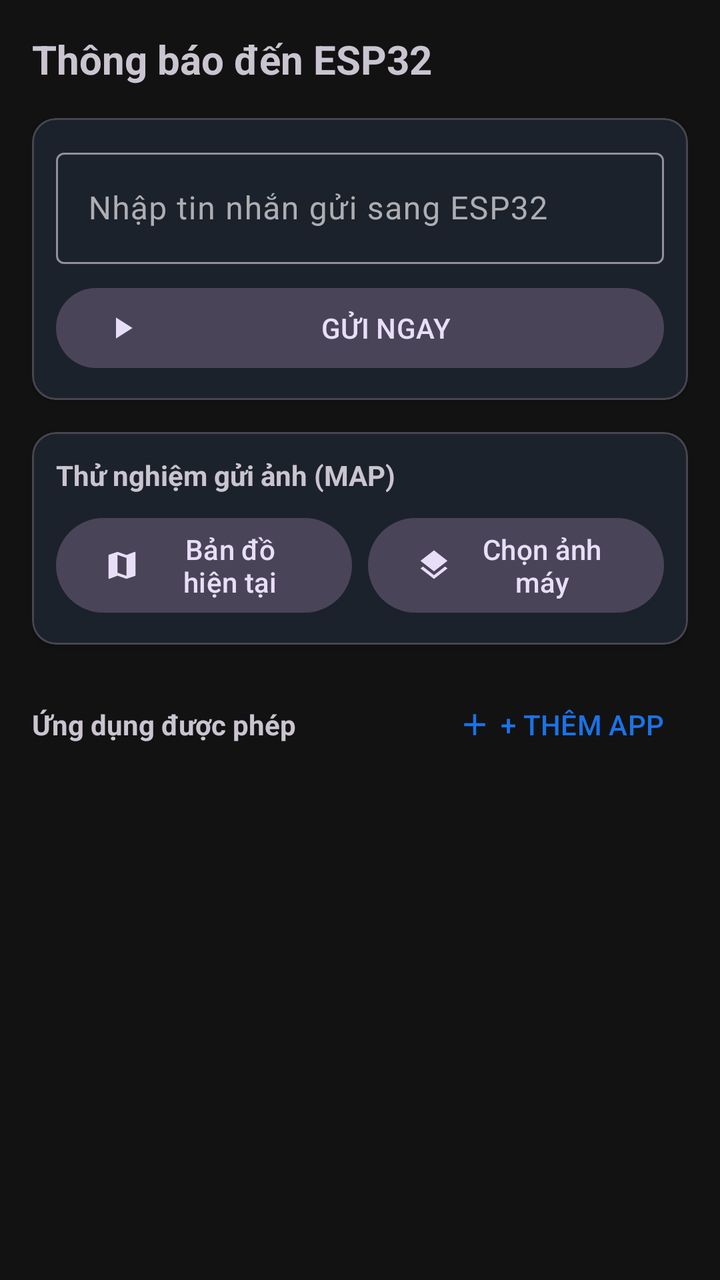
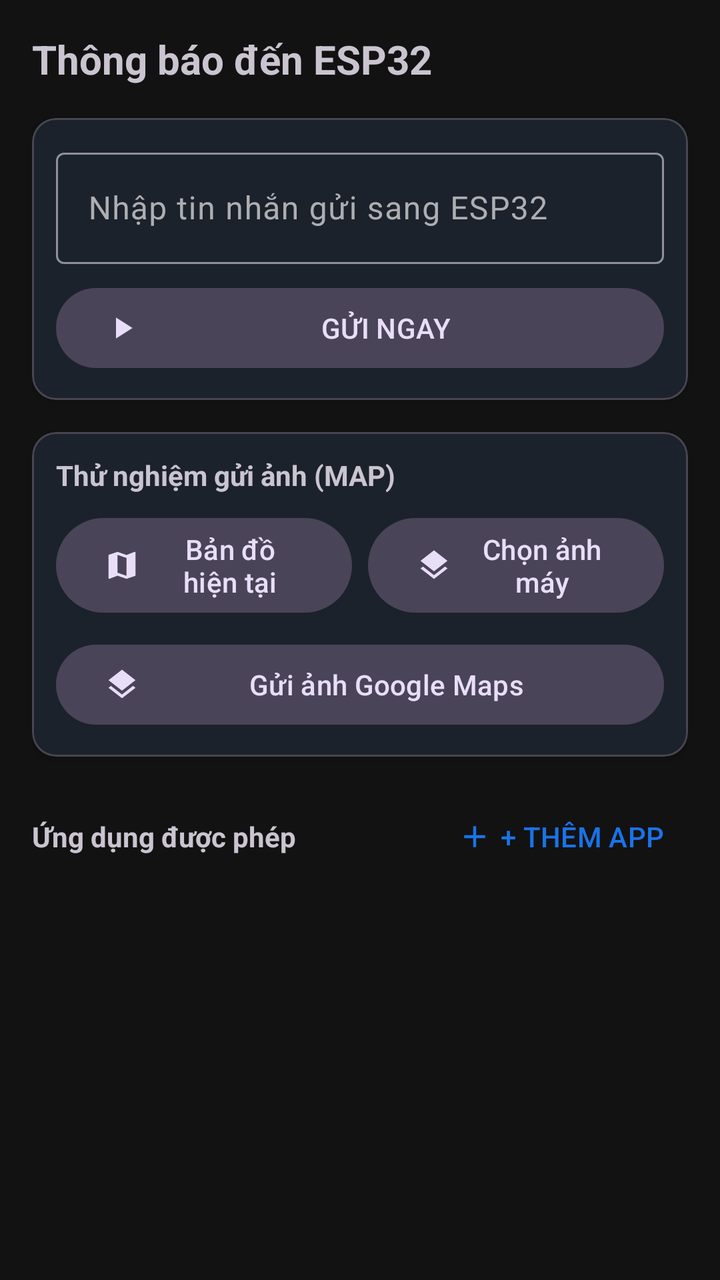

Compare the two renders of this Android layout. The source of the first and the diff that turns it into the second are given below.
<!-- AndroidManifest.xml: application theme Theme.TYMAP -->
<!-- res/layout/fragment_notifications.xml -->
<?xml version="1.0" encoding="utf-8"?>
<LinearLayout xmlns:android="http://schemas.android.com/apk/res/android"
    xmlns:app="http://schemas.android.com/apk/res-auto"
    android:layout_width="match_parent"
    android:layout_height="match_parent"
    android:orientation="vertical"
    android:padding="16dp">

    <TextView
        android:layout_width="wrap_content"
        android:layout_height="wrap_content"
        android:text="Thông báo đến ESP32"
        android:textSize="20sp"
        android:textStyle="bold"
        android:layout_marginBottom="16dp"/>

    
    <com.google.android.material.card.MaterialCardView
        android:layout_width="match_parent"
        android:layout_height="wrap_content"
        android:layout_marginBottom="16dp"
        app:cardCornerRadius="12dp"
        app:cardElevation="2dp">

        <LinearLayout
            android:layout_width="match_parent"
            android:layout_height="wrap_content"
            android:orientation="vertical"
            android:padding="12dp">

            <com.google.android.material.textfield.TextInputLayout
                style="@style/Widget.Material3.TextInputLayout.OutlinedBox"
                android:layout_width="match_parent"
                android:layout_height="wrap_content"
                android:hint="Nhập tin nhắn gửi sang ESP32">

                <com.google.android.material.textfield.TextInputEditText
                    android:id="@+id/etManualNotif"
                    android:layout_width="match_parent"
                    android:layout_height="wrap_content"
                    android:inputType="textLongMessage"/>
            </com.google.android.material.textfield.TextInputLayout>

            <com.google.android.material.button.MaterialButton
                android:id="@+id/btnSendManual"
                style="@style/Widget.Material3.Button.TonalButton"
                android:layout_width="match_parent"
                android:layout_height="wrap_content"
                android:layout_marginTop="8dp"
                android:text="GỬI NGAY"
                app:icon="@drawable/ic_play"/>
        </LinearLayout>
    </com.google.android.material.card.MaterialCardView>

    
    <com.google.android.material.card.MaterialCardView
        android:layout_width="match_parent"
        android:layout_height="wrap_content"
        android:layout_marginBottom="16dp"
        app:cardCornerRadius="12dp"
        app:cardElevation="2dp">

        <LinearLayout
            android:layout_width="match_parent"
            android:layout_height="wrap_content"
            android:orientation="vertical"
            android:padding="12dp">

            <TextView
                android:layout_width="wrap_content"
                android:layout_height="wrap_content"
                android:text="Thử nghiệm gửi ảnh (MAP)"
                android:textStyle="bold"
                android:layout_marginBottom="8dp"/>

            <LinearLayout
                android:layout_width="match_parent"
                android:layout_height="wrap_content"
                android:orientation="horizontal">

                <com.google.android.material.button.MaterialButton
                    android:id="@+id/btnSendLiveMap"
                    style="@style/Widget.Material3.Button.TonalButton"
                    android:layout_width="0dp"
                    android:layout_height="wrap_content"
                    android:layout_weight="1"
                    android:layout_marginEnd="4dp"
                    android:text="Bản đồ hiện tại"
                    app:icon="@drawable/ic_map" />

                <com.google.android.material.button.MaterialButton
                    android:id="@+id/btnPickGallery"
                    style="@style/Widget.Material3.Button.TonalButton"
                    android:layout_width="0dp"
                    android:layout_height="wrap_content"
                    android:layout_weight="1"
                    android:layout_marginStart="4dp"
                    android:text="Chọn ảnh máy"
                    app:icon="@drawable/ic_layers" />
            </LinearLayout>
        </LinearLayout>
    </com.google.android.material.card.MaterialCardView>

    <LinearLayout
        android:layout_width="match_parent"
        android:layout_height="wrap_content"
        android:orientation="horizontal"
        android:gravity="center_vertical"
        android:layout_marginBottom="8dp">

        <TextView
            android:layout_width="0dp"
            android:layout_height="wrap_content"
            android:layout_weight="1"
            android:text="Ứng dụng được phép"
            android:textStyle="bold"/>

        <com.google.android.material.button.MaterialButton
            android:id="@+id/btnAddApp"
            style="@style/Widget.Material3.Button.TextButton"
            android:layout_width="wrap_content"
            android:layout_height="wrap_content"
            android:text="+ THÊM APP"
            app:icon="@drawable/ic_add"/>
    </LinearLayout>

    <androidx.recyclerview.widget.RecyclerView
        android:id="@+id/rvNotificationApps"
        android:layout_width="match_parent"
        android:layout_height="0dp"
        android:layout_weight="1"/>

</LinearLayout>
<!-- resources referenced by this layout -->
<resources>
  <!-- drawable ic_add (drawable) -->
  <vector xmlns:android="http://schemas.android.com/apk/res/android"
      android:width="24dp"
      android:height="24dp"
      android:viewportWidth="24"
      android:viewportHeight="24">
    <path
        android:fillColor="@android:color/black"
        android:pathData="M19,13h-6v6h-2v-6H5v-2h6V5h2v6h6v2z"/>
  </vector>
  <!-- drawable ic_layers (drawable) -->
  <vector xmlns:android="http://schemas.android.com/apk/res/android"
      android:width="24dp"
      android:height="24dp"
      android:viewportWidth="24"
      android:viewportHeight="24">
    <path
        android:fillColor="@android:color/black"
        android:pathData="M11.99,18.54l-7.37,-5.73L3,14.07l9,7 9,-7 -1.63,-1.27zM12,16l7.36,-5.73L21,9l-9,-7 -9,7 1.63,1.27z"/>
  </vector>
  <!-- drawable ic_map (drawable) -->
  <vector xmlns:android="http://schemas.android.com/apk/res/android"
      android:width="24dp"
      android:height="24dp"
      android:viewportWidth="24"
      android:viewportHeight="24">
    <path
        android:fillColor="@android:color/black"
        android:pathData="M20.5,3l-0.16,0.03L15,5.1L9,3L3.36,4.9c-0.21,0.07 -0.36,0.25 -0.36,0.48V20.5c0,0.28 0.22,0.5 0.5,0.5l0.16,-0.03L9,18.9l6,2.1l5.64,-1.9c0.21,-0.07 0.36,-0.25 0.36,-0.48V3.5c0,-0.28 -0.22,-0.5 -0.5,-0.5zM15,19l-6,-2.11V5l6,2.11V19z"/>
  </vector>
  <!-- drawable ic_play (drawable) -->
  <vector xmlns:android="http://schemas.android.com/apk/res/android"
      android:width="24dp"
      android:height="24dp"
      android:viewportWidth="24"
      android:viewportHeight="24">
    <path
        android:fillColor="@android:color/black"
        android:pathData="M8,5v14l11,-7z"/>
  </vector>
  <style name="Theme.TYMAP" parent="Theme.Material3.Dark.NoActionBar">
          
          <item name="colorPrimary">@color/blue_primary</item>
          <item name="colorOnPrimary">@color/white</item>
  
          
          <item name="android:windowBackground">#121212</item>
          <item name="colorSurface">#1C1C1E</item>
          <item name="colorOnSurface">#FFFFFF</item>
          <item name="colorSurfaceVariant">#2C2C2E</item>
          <item name="colorOnSurfaceVariant">#AEAEB2</item>
  
          
          <item name="android:statusBarColor">#121212</item>
          <item name="android:navigationBarColor">#121212</item>
      </style>
  <color name="blue_primary">#1A73E8</color>
  <color name="white">#FFFFFFFF</color>
</resources>

<!-- the commit's change to res/layout/fragment_notifications.xml (unified diff, before → after) -->
@@ -98,6 +98,15 @@
                     android:text="Chọn ảnh máy"
                     app:icon="@drawable/ic_layers" />
             </LinearLayout>
+
+            <com.google.android.material.button.MaterialButton
+                android:id="@+id/btnSendGmapsCapture"
+                style="@style/Widget.Material3.Button.TonalButton"
+                android:layout_width="match_parent"
+                android:layout_height="wrap_content"
+                android:layout_marginTop="8dp"
+                android:text="Gửi ảnh Google Maps"
+                app:icon="@drawable/ic_layers" />
         </LinearLayout>
     </com.google.android.material.card.MaterialCardView>
 
